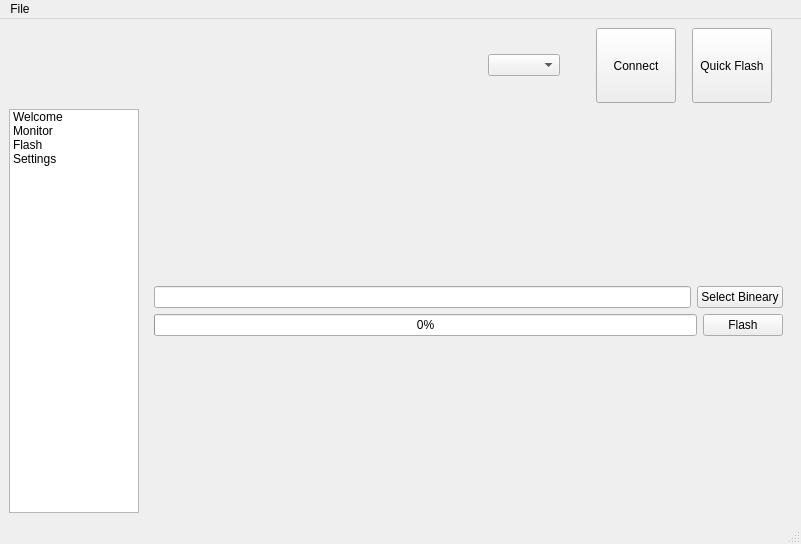
Before: the Qt Designer form configurator/mainwindow.ui in IDV7/betterflight, drawn with Qt 5.
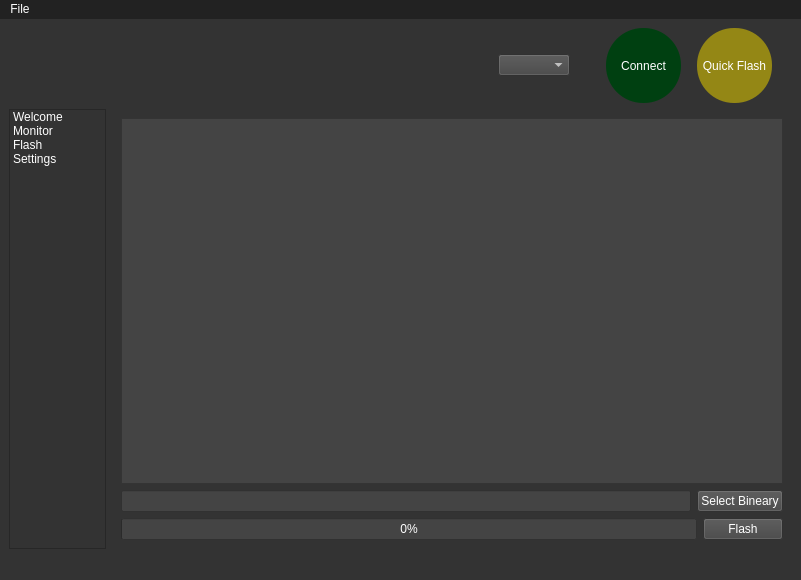
After: the same form once the commit is applied. The open tabs and pages were chosen to show the change.

```diff
--- a/configurator/mainwindow.ui
+++ b/configurator/mainwindow.ui
@@ -7,7 +7,7 @@
     <x>0</x>
     <y>0</y>
     <width>801</width>
-    <height>544</height>
+    <height>580</height>
    </rect>
   </property>
   <property name="windowTitle">
@@ -16,10 +16,38 @@
   <property name="layoutDirection">
    <enum>Qt::LeftToRight</enum>
   </property>
+  <property name="styleSheet">
+   <string notr="true">background-color: #333; color: #fff;</string>
+  </property>
   <widget class="QWidget" name="vlAllContent">
    <layout class="QVBoxLayout" name="verticalLayout" stretch="0,0">
     <item>
      <layout class="QHBoxLayout" name="hlTopBar">
+      <property name="spacing">
+       <number>6</number>
+      </property>
+      <item>
+       <widget class="QTextBrowser" name="tbDebug">
+        <property name="minimumSize">
+         <size>
+          <width>400</width>
+          <height>75</height>
+         </size>
+        </property>
+        <property name="maximumSize">
+         <size>
+          <width>10000</width>
+          <height>74</height>
+         </size>
+        </property>
+        <property name="styleSheet">
+         <string notr="true">border: 1px</string>
+        </property>
+        <property name="lineWidth">
+         <number>0</number>
+        </property>
+       </widget>
+      </item>
       <item>
        <spacer name="hsForTopBar">
         <property name="orientation">
@@ -28,13 +56,17 @@
         <property name="sizeHint" stdset="0">
          <size>
           <width>40</width>
-          <height>20</height>
+          <height>75</height>
          </size>
         </property>
        </spacer>
       </item>
       <item>
-       <widget class="QComboBox" name="cbPorts"/>
+       <widget class="QComboBox" name="cbPorts">
+        <property name="styleSheet">
+         <string notr="true">background-color: #444; color: #fff</string>
+        </property>
+       </widget>
       </item>
       <item>
        <spacer name="horizontalSpacer">
@@ -60,6 +92,9 @@
           <height>75</height>
          </size>
         </property>
+        <property name="styleSheet">
+         <string notr="true">background-color: #004011; color: #fff; border-radius: 37px;</string>
+        </property>
         <property name="text">
          <string>Connect</string>
         </property>
@@ -92,6 +127,9 @@
           <height>75</height>
          </size>
         </property>
+        <property name="styleSheet">
+         <string notr="true">background-color: #948715; color: #fff; border-radius: 37px;</string>
+        </property>
         <property name="text">
          <string>Quick Flash</string>
         </property>
@@ -116,12 +154,15 @@
      </layout>
     </item>
     <item>
-     <layout class="QHBoxLayout" name="hlMainContent" stretch="1,5">
+     <layout class="QHBoxLayout" name="hlMainContent" stretch="1,7">
       <property name="sizeConstraint">
        <enum>QLayout::SetMaximumSize</enum>
       </property>
       <item>
        <widget class="QListWidget" name="lwTabs">
+        <property name="styleSheet">
+         <string notr="true">border: 0px; color: #fff; font-size:15px;selected {background-color: #333}</string>
+        </property>
         <property name="lineWidth">
          <number>0</number>
         </property>
@@ -205,22 +246,19 @@
         <widget class="QWidget" name="pFlash">
          <layout class="QVBoxLayout" name="verticalLayout_3">
           <item>
-           <spacer name="verticalSpacer">
-            <property name="orientation">
-             <enum>Qt::Vertical</enum>
+           <widget class="QTextBrowser" name="tbFlashLog">
+            <property name="styleSheet">
+             <string notr="true">background-color: #444; color: #fff</string>
             </property>
-            <property name="sizeHint" stdset="0">
-             <size>
-              <width>20</width>
-              <height>40</height>
-             </size>
-            </property>
-           </spacer>
+           </widget>
           </item>
           <item>
            <layout class="QHBoxLayout" name="horizontalLayout">
             <item>
              <widget class="QLineEdit" name="leBinaryPath">
+              <property name="styleSheet">
+               <string notr="true">background-color: #444; color: #fff</string>
+              </property>
               <property name="readOnly">
                <bool>false</bool>
               </property>
@@ -228,6 +266,9 @@
             </item>
             <item>
              <widget class="QPushButton" name="pbSelectBin">
+              <property name="styleSheet">
+               <string notr="true">background-color: #444; color: #fff</string>
+              </property>
               <property name="text">
                <string>Select Bineary</string>
               </property>
@@ -239,6 +280,9 @@
            <layout class="QHBoxLayout" name="horizontalLayout_2">
             <item>
              <widget class="QProgressBar" name="prFlashing">
+              <property name="styleSheet">
+               <string notr="true">background-color: #444;</string>
+              </property>
               <property name="value">
                <number>0</number>
               </property>
@@ -246,6 +290,9 @@
             </item>
             <item>
              <widget class="QPushButton" name="pbFlash">
+              <property name="styleSheet">
+               <string notr="true">background-color: #444; color: #fff</string>
+              </property>
               <property name="text">
                <string>Flash</string>
               </property>
@@ -253,19 +300,6 @@
             </item>
            </layout>
           </item>
-          <item>
-           <spacer name="verticalSpacer_2">
-            <property name="orientation">
-             <enum>Qt::Vertical</enum>
-            </property>
-            <property name="sizeHint" stdset="0">
-             <size>
-              <width>20</width>
-              <height>40</height>
-             </size>
-            </property>
-           </spacer>
-          </item>
          </layout>
         </widget>
         <widget class="QWidget" name="pSettings">
@@ -311,6 +345,9 @@
      <height>22</height>
     </rect>
    </property>
+   <property name="styleSheet">
+    <string notr="true">background-color: #222; color: #fff;</string>
+   </property>
    <widget class="QMenu" name="menuFile">
     <property name="title">
      <string>File</string>
```
Left out of the diff: 20 changed lines with no effect on the pictures.
